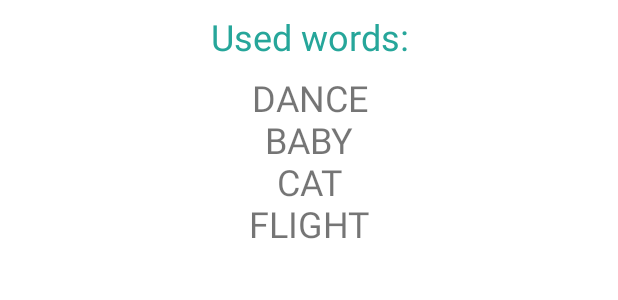
After one commit to olegkuchura/BaldaGame, an Android app: the layout used_words.xml on its own in the app's theme, with its tools: preview values and no code run, on a phone screen of 412 x 824 dp. The commit adds this screen. Shown: the top 300 px of the screen. Run offline under Robolectric (Android 15) with nearby library versions, the phone set to English and light mode, and no system bars.

Commit message:
Implementation of display of the used words.

```diff
--- a/app/src/main/java/com/adlab/balda/contracts/GameContract.java
+++ b/app/src/main/java/com/adlab/balda/contracts/GameContract.java
@@ -2,6 +2,8 @@ package com.adlab.balda.contracts;
 
 import com.adlab.balda.BasePresenter;
 import com.adlab.balda.BaseView;
+
+import java.util.List;
 
 import androidx.annotation.NonNull;
 
@@ -30,6 +32,8 @@ public interface GameContract {
         void showMessage(MessageType message);
 
         void showScoreAnimation(int deltaScore);
+
+        void updateUsedWords(List<String> listOfWords);
 
         void showGameResult(int score);
 
--- a/app/src/main/java/com/adlab/balda/presenters/GamePresenter.java
+++ b/app/src/main/java/com/adlab/balda/presenters/GamePresenter.java
@@ -72,6 +72,8 @@ public class GamePresenter implements GameContract.Presenter {
         mGameView.showField(mRowCount, mColCount);
 
         mGameView.updateScore(player.getScore());
+
+        mGameView.updateUsedWords(game.getUsedWords());
 
         if (!mActiveCellNumbers.isEmpty()) {
             mGameView.activateActionMode();
@@ -229,6 +231,7 @@ public class GamePresenter implements GameContract.Presenter {
                     mGameView.deactivateActionMode();
                     mGameView.updateScore(player.getScore());
                     mGameView.showScoreAnimation(player.getScore() - oldScore);
+                    mGameView.updateUsedWords(game.getUsedWords());
                 }
 
                 @Override
--- /dev/null
+++ b/app/src/main/res/layout/used_words.xml
@@ -0,0 +1,26 @@
+<?xml version="1.0" encoding="utf-8"?>
+<LinearLayout xmlns:android="http://schemas.android.com/apk/res/android"
+    xmlns:tools="http://schemas.android.com/tools"
+    android:layout_width="match_parent"
+    android:layout_height="match_parent"
+    android:padding="8dp"
+    android:orientation="vertical">
+
+    <TextView
+        android:layout_width="match_parent"
+        android:layout_height="wrap_content"
+        android:gravity="center"
+        android:textSize="24sp"
+        android:textColor="@color/colorAccent"
+        android:text="@string/used_words"/>
+
+    <TextView
+        android:id="@+id/tv_used_words"
+        android:layout_width="match_parent"
+        android:layout_height="wrap_content"
+        android:layout_marginTop="8dp"
+        android:gravity="center"
+        android:textSize="24sp"
+        tools:text="DANCE\nBABY\nCAT\nFLIGHT"/>
+
+</LinearLayout>
--- a/app/src/main/res/menu/menu_game.xml
+++ b/app/src/main/res/menu/menu_game.xml
@@ -2,4 +2,9 @@
 <menu xmlns:android="http://schemas.android.com/apk/res/android"
     xmlns:app="http://schemas.android.com/apk/res-auto">
 
+    <item
+        android:id="@+id/used_words"
+        android:title="@string/show_used_words"
+        app:showAsAction="never" />
+
 </menu>
--- a/app/src/main/res/values/strings.xml
+++ b/app/src/main/res/values/strings.xml
@@ -29,8 +29,10 @@
     // --- GAME SCREEN ---
     <string name="score">Your score: %1$d</string>
     // Toolbar
+    <string name="one_man_game">One-man game</string>
     <string name="confirm">Confirm</string>
-    <string name="one_man_game">One-man game</string>
+    <string name="show_used_words">Show used words</string>
+    <string name="used_words">Used words:</string>
     // Tooltips
     <string name="enter_new_letter">First you need to enter a new letter</string>
     <string name="no_such_word">There is no such word in the dictionary!</string>
```
Also changed, not shown: app/src/main/java/com/adlab/balda/activities/GameActivity.java (+63 -2 lines), app/src/main/java/com/adlab/balda/model/OneManGame.java (+12 -3 lines), app/src/main/res/layout/activity_game.xml (+54 -37 lines).
